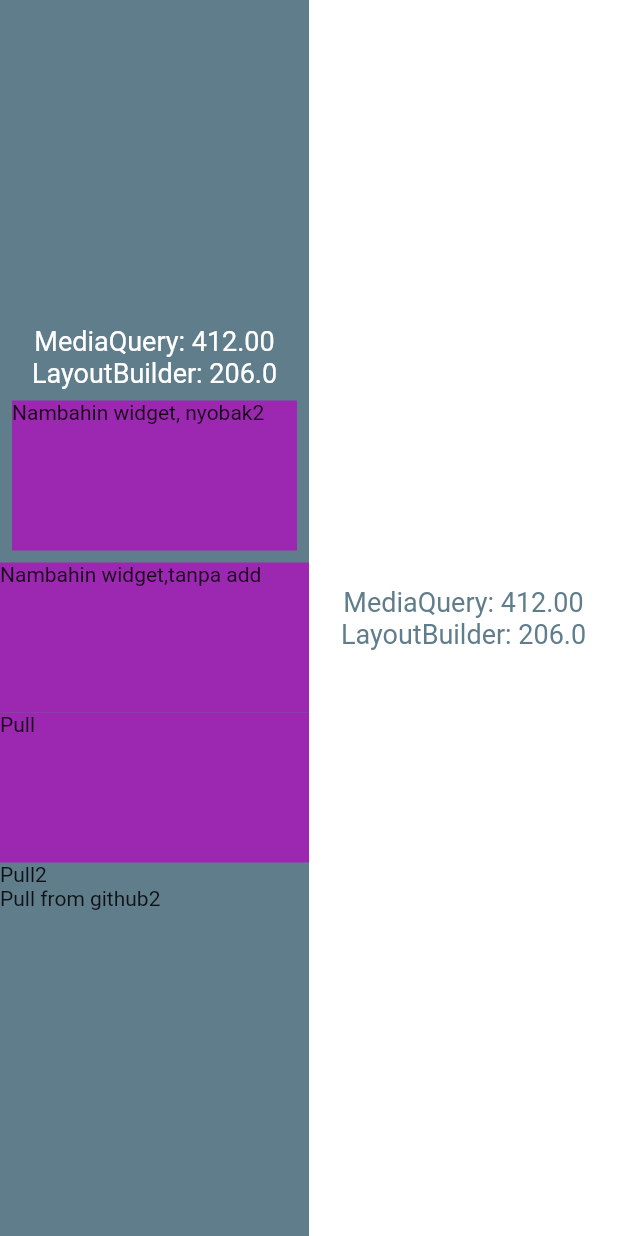
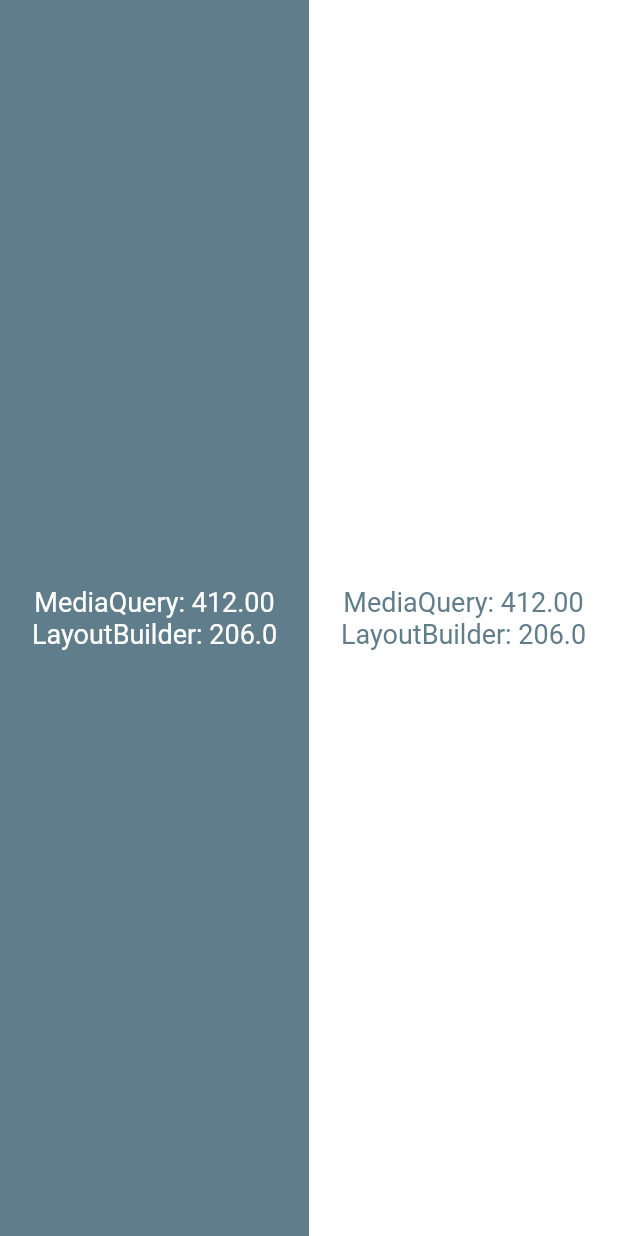
Before and after one commit to Thoriq-ha/layout_builder, a Flutter app: the screen it shows after launch, on a phone screen of 412 x 824 dp. Run offline on Flutter 3.47's test engine with Material 2 defaults, Android fonts, the phone set to English and light mode, and no system bars.

Commit message:
layout builder

```diff
--- a/lib/main.dart
+++ b/lib/main.dart
@@ -57,32 +57,6 @@ class HomePage extends StatelessWidget {
                       style: TextStyle(color: Colors.white, fontSize: 18),
                       textAlign: TextAlign.center,
                     ),
-                    Padding(
-                      padding: const EdgeInsets.all(8.0),
-                      child: Container(
-                        color: Colors.purple,
-                        width: 100,
-                        height: 100,
-                        child: Text('Nambahin widget, nyobak2'),
-                      ),
-                    ),
-                    Container(
-                      color: Colors.purple,
-                      width: 100,
-                      height: 100,
-                      child: Text('Nambahin widget,tanpa add'),
-                    ),
-                    Container(
-                      color: Colors.purple,
-                      width: 100,
-                      height: 100,
-                      child: Text('Pull'),
-                    ),
-                    Container(
-                      child: Text('Pull2'),
-                    ), Container(
-                      child: Text('Pull from github2'),
-                    )
                   ],
                 );
               },
```
